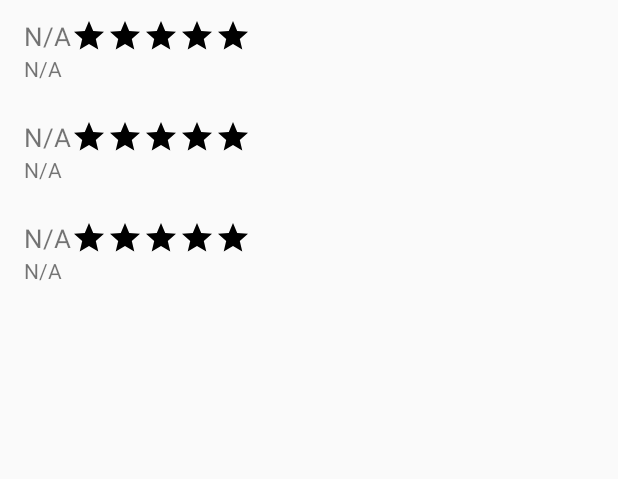
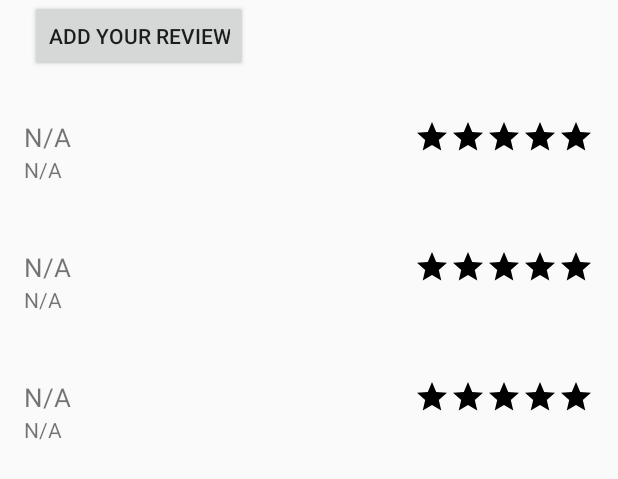
Before and after one commit to FourDesigners/Barintondo, an Android app: the layout fragment_luogo_reviews.xml on its own in the app's theme, with its tools: preview values and no code run, on a phone screen of 412 x 824 dp. Shown: the top 479 px of the screen. Run offline under Robolectric (Android 15) with nearby library versions, the phone set to English and light mode, and no system bars; network calls fail.

Commit message:
Modifyed Reviews fragment

```diff
--- a/barintondo/src/main/res/layout/fragment_luogo_reviews.xml
+++ b/barintondo/src/main/res/layout/fragment_luogo_reviews.xml
@@ -6,13 +6,74 @@
     android:layout_width="match_parent"
     android:layout_height="match_parent"
     tools:context=".LuogoReviewsFragment"
-    android:orientation="vertical">
+    android:orientation="vertical"
+    android:animateLayoutChanges="true">
+
+    <Button
+        android:id="@+id/btn_add_your_review"
+        android:layout_width="wrap_content"
+        android:layout_height="wrap_content"
+        android:text="@string/str_add_your_review"
+        android:layout_marginLeft="20dp"/>
+    <Button
+        android:id="@+id/btn_back_to_reviews"
+        android:layout_width="wrap_content"
+        android:layout_height="wrap_content"
+        android:text="Back"
+        android:visibility="gone"
+        android:layout_marginLeft="20dp"/>
+
+    <android.support.constraint.ConstraintLayout
+        android:id="@+id/layout_your_review"
+        android:layout_width="wrap_content"
+        android:layout_height="wrap_content"
+        android:visibility="gone">
+        <LinearLayout
+            android:layout_width="match_parent"
+            android:layout_height="wrap_content">
+            <TextView
+                android:layout_width="wrap_content"
+                android:layout_height="wrap_content"
+                android:text="@string/str_give_vote"/>
+            <ImageView
+                android:id="@+id/yourReviewStar0"
+                android:layout_width="wrap_content"
+                android:layout_height="wrap_content"
+                android:src="@drawable/ic_star"/>
+            <ImageView
+                android:id="@+id/yourReviewStar1"
+                android:layout_width="wrap_content"
+                android:layout_height="wrap_content"
+                android:src="@drawable/ic_star"/>
+            <ImageView
+                android:id="@+id/yourReviewStar2"
+                android:layout_width="wrap_content"
+                android:layout_height="wrap_content"
+                android:src="@drawable/ic_star"/>
+            <ImageView
+                android:id="@+id/yourReviewStar3"
+                android:layout_width="wrap_content"
+                android:layout_height="wrap_content"
+                android:src="@drawable/ic_star"/>
+            <ImageView
+                android:id="@+id/yourReviewStar4"
+                android:layout_width="wrap_content"
+                android:layout_height="wrap_content"
+                android:src="@drawable/ic_star"/>
+
+        </LinearLayout>
+
+        <EditText
+            android:id="@+id/edit_text_review"
+            android:layout_width="wrap_content"
+            android:layout_height="wrap_content" />
+    </android.support.constraint.ConstraintLayout>
 
     <android.support.v7.widget.RecyclerView xmlns:android="http://schemas.android.com/apk/res/android"
         xmlns:tools="http://schemas.android.com/tools"
         android:id="@+id/luogo_reviews_list_recycler_view"
         android:layout_width="match_parent"
-        android:layout_height="fill_parent"
+        android:layout_height="match_parent"
         android:scrollbars="vertical"
         app:layoutManager="android.support.v7.widget.LinearLayoutManager"
         tools:listitem="@layout/recensione_list_content" />
--- a/barintondo/src/main/res/layout/recensione_list_content.xml
+++ b/barintondo/src/main/res/layout/recensione_list_content.xml
@@ -3,7 +3,7 @@
     xmlns:app="http://schemas.android.com/apk/res-auto"
     xmlns:tools="http://schemas.android.com/tools"
     android:id="@+id/item_list_content"
-    android:layout_width="fill_parent"
+    android:layout_width="match_parent"
     android:layout_height="wrap_content"
     android:background="?attr/selectableItemBackground"
     android:clickable="true"
@@ -14,7 +14,12 @@
     android:paddingRight="@dimen/activity_margin"
     android:paddingBottom="@dimen/row_padding">
 
-    <!-- Name Label -->
+    <TextView
+        android:layout_width="wrap_content"
+        android:layout_height="wrap_content"
+        android:id="@+id/reviewDate"
+        app:layout_constraintStart_toStartOf="parent"
+        app:layout_constraintTop_toTopOf="parent"/>
     <TextView
         android:id="@+id/userName"
         android:layout_width="wrap_content"
@@ -24,13 +29,13 @@
         android:text="@string/notDefined"
         android:textSize="17sp"
         app:layout_constraintStart_toStartOf="parent"
-        app:layout_constraintTop_toTopOf="parent" />
+        app:layout_constraintTop_toBottomOf="@id/reviewDate" />
 
     <LinearLayout
         android:id="@+id/reviewVoteLayout"
         android:layout_width="wrap_content"
         android:layout_height="wrap_content"
-        app:layout_constraintStart_toEndOf="@id/userName"
+        app:layout_constraintEnd_toEndOf="parent"
         app:layout_constraintTop_toTopOf="@id/userName"
         app:layout_constraintBottom_toBottomOf="@id/userName"
         android:orientation="horizontal">
--- a/barintondo/src/main/res/values/strings.xml
+++ b/barintondo/src/main/res/values/strings.xml
@@ -257,6 +257,8 @@
     <string name="str_meteo">Meteo</string>
     <string name="unableToConnectMsg">Unable to connect device</string>
     <string name="str_fail_get_review">Error in reviews loading, try again later</string>
+    <string name="str_add_your_review">Add your review</string>
+    <string name="str_give_vote">Give vote:</string>
 
 
 </resources>
```
Also changed, not shown: barintondo/src/main/java/it/uniba/di/sms/barintondo/LuogoReviewsFragment.java (+58 -0 lines), barintondo/src/main/java/it/uniba/di/sms/barintondo/utils/ControllerRemoteDB.java (+5 -2 lines), barintondo/src/main/java/it/uniba/di/sms/barintondo/utils/ReviewAdapter.java (+5 -3 lines).
